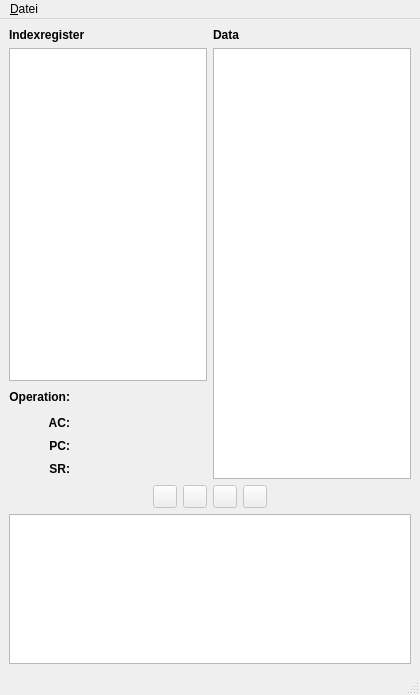
First picture: the form in ui/MainWindow.ui, repository Funzinator/von-neumann-emulator, before the edit.
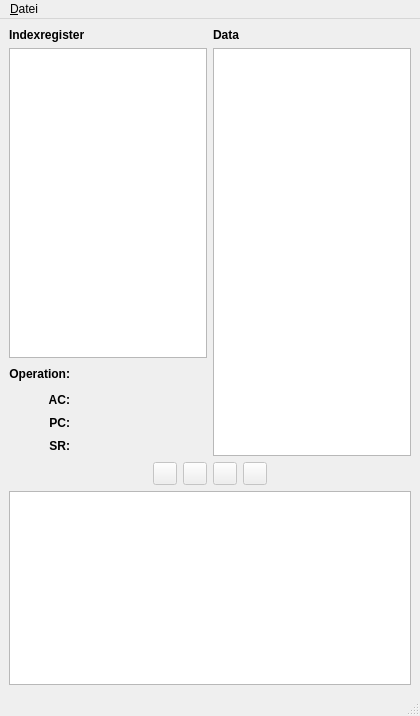
Second picture: the form after the edit. Icons and pictures are not drawn.

Commit message: MainWindow: Hatte versehentlich Max-Size beschränkt anstatt Min-Size zu setzen... Deshalb konnte man den Editor nicht vernünftig resizen

```diff
--- a/ui/MainWindow.ui
+++ b/ui/MainWindow.ui
@@ -6,7 +6,7 @@
     <x>0</x>
     <y>0</y>
     <width>420</width>
-    <height>695</height>
+    <height>716</height>
    </rect>
   </property>
   <property name="windowTitle" >
@@ -18,7 +18,7 @@
      <x>0</x>
      <y>31</y>
      <width>420</width>
-     <height>640</height>
+     <height>661</height>
     </rect>
    </property>
    <layout class="QHBoxLayout" name="horizontalLayout" >
@@ -271,9 +271,9 @@
       </item>
       <item>
        <widget class="QTextEdit" name="txtEditSourcecode" >
-        <property name="maximumSize" >
+        <property name="minimumSize" >
          <size>
-          <width>16777215</width>
+          <width>0</width>
           <height>150</height>
          </size>
         </property>
@@ -310,7 +310,7 @@
    <property name="geometry" >
     <rect>
      <x>0</x>
-     <y>671</y>
+     <y>692</y>
      <width>420</width>
      <height>24</height>
     </rect>
```
